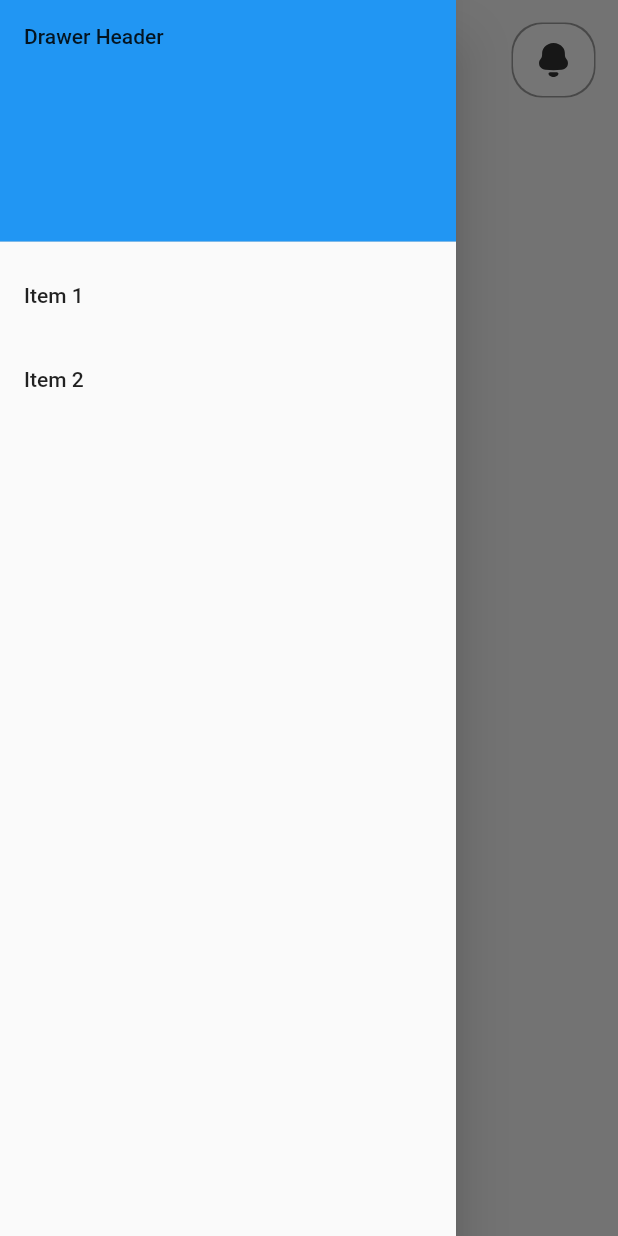
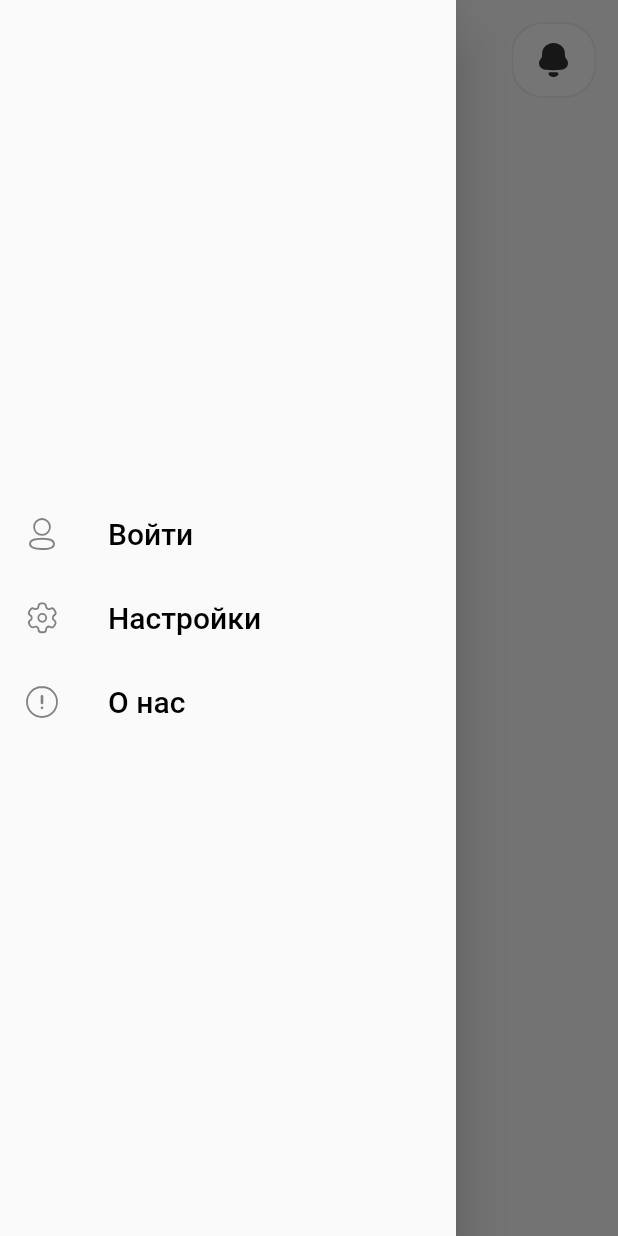
Before and after one commit to ShahzodSalimsakov/Les-ailes-app, a Flutter app: the screen it shows after launch, with the side drawer open, on a phone screen of 412 x 824 dp. Run offline on Flutter 3.47's test engine with Material 2 defaults, Android fonts, the phone set to English and light mode, and no system bars; our stand-ins replace auto_route, easy_localization, flutter_svg; missing offline and left inert: niku.

Commit message:
left menu

```diff
--- a/lib/widgets/header.dart
+++ b/lib/widgets/header.dart
@@ -19,8 +19,8 @@ class Header extends StatelessWidget {
                 decoration: BoxDecoration(
                   borderRadius: BorderRadius.circular(20),
                   color: Colors.white,
-                  boxShadow: const [
-                    BoxShadow(color: Colors.grey, spreadRadius: 1),
+                  boxShadow: [
+                    BoxShadow(color: Colors.grey.shade200, spreadRadius: 1),
                   ],
                 ),
                 child:
@@ -38,8 +38,8 @@ class Header extends StatelessWidget {
                   decoration: BoxDecoration(
                     borderRadius: BorderRadius.circular(20),
                     color: Colors.white,
-                    boxShadow: const [
-                      BoxShadow(color: Colors.grey, spreadRadius: 1),
+                    boxShadow: [
+                      BoxShadow(color: Colors.grey.shade200, spreadRadius: 1),
                     ],
                   ),
                   child: SvgPicture.asset("images/notification.svg",
--- a/lib/widgets/leftMenu.dart
+++ b/lib/widgets/leftMenu.dart
@@ -1,4 +1,6 @@
+import 'package:easy_localization/easy_localization.dart';
 import 'package:flutter/material.dart';
+import 'package:flutter_svg/svg.dart';
 
 class LeftMenu extends StatelessWidget {
   const LeftMenu({Key? key}) : super(key: key);
@@ -6,28 +8,44 @@ class LeftMenu extends StatelessWidget {
   @override
   Widget build(BuildContext context) {
     return Drawer(
-      // Add a ListView to the drawer. This ensures the user can scroll
-      // through the options in the drawer if there isn't enough vertical
-      // space to fit everything.
+        // Add a ListView to the drawer. This ensures the user can scroll
+        // through the options in the drawer if there isn't enough vertical
+        // space to fit everything.
+        child: Center(
       child: ListView(
-        // Important: Remove any padding from the ListView.
-        padding: EdgeInsets.zero,
+        shrinkWrap: true,
         children: [
-          const DrawerHeader(
-            decoration: BoxDecoration(
-              color: Colors.blue,
+          ListTile(
+            leading:
+                SvgPicture.asset("images/profile.svg", width: 24, height: 24),
+            title: Text(
+              tr("leftMenu.signIn"),
+              style: const TextStyle(color: Colors.black, fontSize: 20),
             ),
-            child: Text('Drawer Header'),
-          ),
-          ListTile(
-            title: const Text('Item 1'),
             onTap: () {
               // Update the state of the app.
               // ...
             },
           ),
           ListTile(
-            title: const Text('Item 2'),
+            leading:
+                SvgPicture.asset("images/settings.svg", width: 24, height: 24),
+            title: Text(
+              tr('leftMenu.settings'),
+              style: const TextStyle(color: Colors.black, fontSize: 20),
+            ),
+            onTap: () {
+              // Update the state of the app.
+              // ...
+            },
+          ),
+          ListTile(
+            leading:
+                SvgPicture.asset("images/about.svg", width: 24, height: 24),
+            title: Text(
+              tr("leftMenu.aboutUs"),
+              style: const TextStyle(color: Colors.black, fontSize: 20),
+            ),
             onTap: () {
               // Update the state of the app.
               // ...
@@ -35,6 +53,6 @@ class LeftMenu extends StatelessWidget {
           ),
         ],
       ),
-    );
+    ));
   }
 }
--- /dev/null
+++ b/resources/langs/ru.json
@@ -0,0 +1,7 @@
+{
+  "leftMenu": {
+    "signIn": "Войти",
+    "settings": "Настройки",
+    "aboutUs": "О нас"
+  }
+}
```
Also changed, not shown: lib/main.dart (+25 -2 lines), lib/pages/notifications.dart (added, +12 -0 lines), lib/routes/router.dart (+7 -0 lines), pubspec.yaml (+6 -1 lines), resources/langs/en.json (added, +7 -0 lines), resources/langs/uz.json (added, +7 -0 lines), images/about.svg (added), images/profile.svg (added), images/settings.svg (added), lib/generated/locale_keys.g.dart (added), lib/routes/router.gr.dart (added), pubspec.lock, 1 other file.
